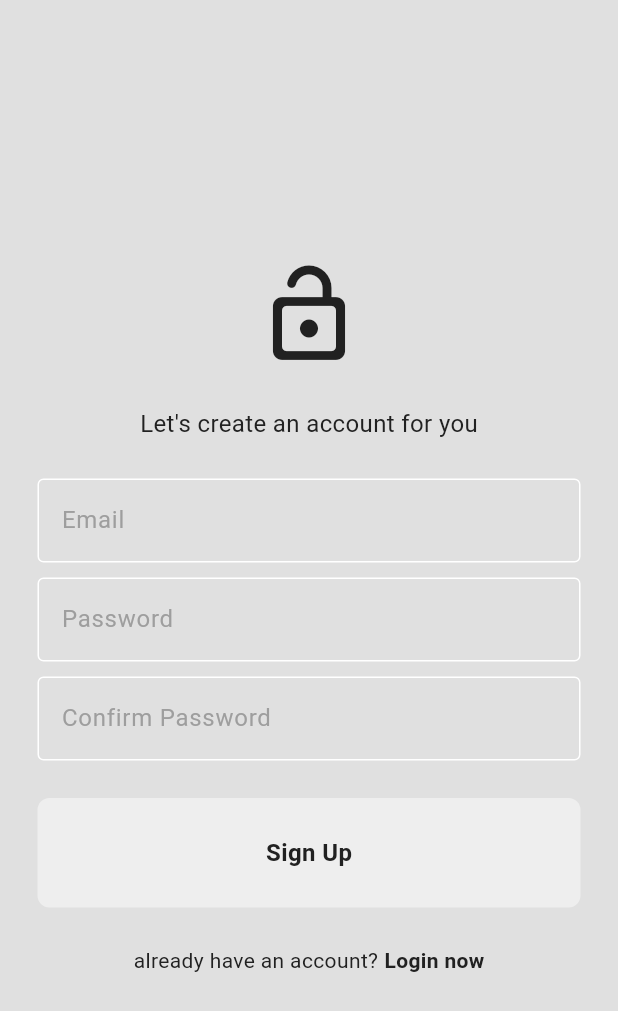
After one commit to andreyscott/chatapp, a Flutter app: the screen it shows after launch, after a tap on "Register Now", on a phone screen of 412 x 824 dp. The commit adds this screen. Shown: the top 1011 px of the screen. Run offline on Flutter 3.47's test engine with Material 3 defaults, Android fonts, the phone set to English and light mode, and no system bars; our stand-ins replace firebase_auth; accounts and stored records are empty.

Commit message:
made it out

```diff
--- /dev/null
+++ b/lib/auth/auth_service.dart
@@ -0,0 +1,52 @@
+import 'package:firebase_auth/firebase_auth.dart';
+
+class AuthService {
+  //get instance of firebase auth
+  final FirebaseAuth _firebaseAuth = FirebaseAuth.instance;
+
+  //get current user
+  User? get currentUser {
+    return _firebaseAuth.currentUser;
+  }
+
+  //sign in
+  Future<UserCredential> signInWithEmailAndPassword(
+      String email, String password) async {
+    //try sign in user
+    try {
+      //sign user in
+      UserCredential userCredential = await _firebaseAuth
+          .signInWithEmailAndPassword(email: email, password: password);
+
+      return userCredential;
+    }
+    //catch error
+    on FirebaseAuthException catch (e) {
+      //return error message
+      throw Exception(e.code);
+    }
+  }
+
+  //sign up
+  Future<UserCredential> signUpWithEmailAndPassword(
+      String email, String password) async {
+    //try sign up user
+    try {
+      //sign user up
+      UserCredential userCredential = await _firebaseAuth
+          .createUserWithEmailAndPassword(email: email, password: password);
+
+      return userCredential;
+    }
+    //catch error
+    on FirebaseAuthException catch (e) {
+      //return error message
+      throw Exception(e.code);
+    }
+  }
+
+  //sign out
+  Future<void> signOut() async {
+    await _firebaseAuth.signOut();
+  }
+}
--- a/lib/pages/login.dart
+++ b/lib/pages/login.dart
@@ -1,5 +1,6 @@
 import 'package:chatapp/components/mybutton.dart';
 import 'package:chatapp/components/text_field.dart';
+import 'package:chatapp/pages/register.dart';
 import 'package:flutter/material.dart';
 
 class LoginPage extends StatelessWidget {
@@ -66,11 +67,19 @@ class LoginPage extends StatelessWidget {
             mainAxisAlignment: MainAxisAlignment.center,
             children: [
               const Text('Not a member?'),
-              Text(
-                'Register Now',
-                style: TextStyle(
-                    fontWeight: FontWeight.bold,
-                    color: Theme.of(context).colorScheme.primary),
+              GestureDetector(
+                onTap: () {
+                  Navigator.push(
+                      context,
+                      MaterialPageRoute(
+                          builder: (context) => const RegisterPage()));
+                },
+                child: Text(
+                  'Register Now',
+                  style: TextStyle(
+                      fontWeight: FontWeight.bold,
+                      color: Theme.of(context).colorScheme.primary),
+                ),
               ),
             ],
           )
--- /dev/null
+++ b/lib/pages/register.dart
@@ -0,0 +1,159 @@
+import 'package:chatapp/components/mybutton.dart';
+import 'package:chatapp/components/text_field.dart';
+import 'package:chatapp/pages/homepage.dart';
+import 'package:flutter/material.dart';
+
+class RegisterPage extends StatefulWidget {
+  // final void Function()? onTap;
+
+  const RegisterPage({
+    super.key,
+    // required this.onTap,
+  });
+
+  @override
+  State<RegisterPage> createState() => _RegisterPageState();
+}
+
+class _RegisterPageState extends State<RegisterPage> {
+  final TextEditingController emailController = TextEditingController();
+  final TextEditingController passwordController = TextEditingController();
+  final TextEditingController confirmPasswordController =
+      TextEditingController();
+
+  //navigate to home page
+  /*void navigateToHome() {
+    Navigator.push(
+      context, MaterialPageRoute(
+        builder: (context) => const HomePage()
+      )
+    );
+  }*/
+
+  //register method
+  void register() async {
+    //   //get auth service
+    //   final authService = AuthService();
+
+    //   //check if password and confirm password match, create user
+    //   if (passwordController.text == confirmPasswordController.text) {
+    //     try {
+    //       //sign up user
+    //       await authService.signUpWithEmailAndPassword(
+    //           emailController.text, passwordController.text);
+    //       //navigate to home page
+    //       Navigator.push(
+    //           context, MaterialPageRoute(builder: (context) => const HomePage()));
+    //     }
+    //     //catch error
+    //     catch (e) {
+    //       showDialog(
+    //           context: context,
+    //           builder: (context) => AlertDialog(
+    //                 title: Text(e.toString()),
+    //               ));
+    //     }
+    //   }
+    //   //if password and confirm password do not match
+    //   else {
+    //     showDialog(
+    //         context: context,
+    //         builder: (context) => const AlertDialog(
+    //               title: Text('Passwords do not match'),
+    //             ));
+    //   }
+  }
+
+  @override
+  Widget build(BuildContext context) {
+    return Scaffold(
+      backgroundColor: Theme.of(context).colorScheme.background,
+      body: Center(
+        child: Column(
+          mainAxisAlignment: MainAxisAlignment.center,
+          children: [
+            //logo
+            Icon(
+              Icons.lock_open_rounded,
+              size: 72,
+              color: Theme.of(context).colorScheme.inversePrimary,
+            ),
+            const SizedBox(height: 25),
+
+            //message,app slogan
+            Text(
+              'Let\'s create an account for you',
+              style: TextStyle(
+                fontSize: 16,
+                color: Theme.of(context).colorScheme.inversePrimary,
+              ),
+            ),
+            const SizedBox(height: 25),
+
+            //email textfield
+            MyTextField(
+              controller: emailController,
+              hintText: 'Email',
+              obscureText: false,
+            ),
+            const SizedBox(height: 10),
+
+            //password textfield
+            MyTextField(
+              controller: passwordController,
+              hintText: 'Password',
+              obscureText: true,
+            ),
+            const SizedBox(height: 10),
+            //confirm password textfield
+            MyTextField(
+              controller: confirmPasswordController,
+              hintText: 'Confirm Password',
+              obscureText: true,
+            ),
+            const SizedBox(height: 25),
+            //sign in button
+            MyButton(
+              onTap: register,
+              text: 'Sign Up',
+            ),
+
+            const SizedBox(height: 25),
+
+            //not a member? register now
+            Row(
+              mainAxisAlignment: MainAxisAlignment.center,
+              children: [
+                Text(
+                  'already have an account?',
+                  style: TextStyle(
+                    color: Theme.of(context).colorScheme.inversePrimary,
+                  ),
+                ),
+                const SizedBox(
+                  width: 4,
+                ),
+                GestureDetector(
+                  // onTap: widget.onTap,
+                  onTap: () {
+                    Navigator.push(
+                        context,
+                        MaterialPageRoute(
+                            builder: (context) => const Homepage()));
+                  },
+                  child: Text(
+                    'Login now',
+                    style: TextStyle(
+                      color: Theme.of(context).colorScheme.inversePrimary,
+                      fontWeight: FontWeight.bold,
+                    ),
+                  ),
+                ),
+              ],
+            )
+          ],
+        ),
+      ),
+    );
+  }
+}
--- a/pubspec.yaml
+++ b/pubspec.yaml
@@ -35,6 +35,9 @@ dependencies:
   # The following adds the Cupertino Icons font to your application.
   # Use with the CupertinoIcons class for iOS style icons.
   cupertino_icons: ^1.0.2
+  firebase_core: ^2.27.0
+  firebase_auth: ^4.17.8
+  cloud_firestore: ^4.15.8
 
 dev_dependencies:
   flutter_test:
```
Also changed, not shown: lib/auth/auth_gate.dart (added, +31 -0 lines), lib/auth/login_or_register.dart (added, +31 -0 lines), lib/models/message.dart (added), pubspec.lock, 3 other files.
